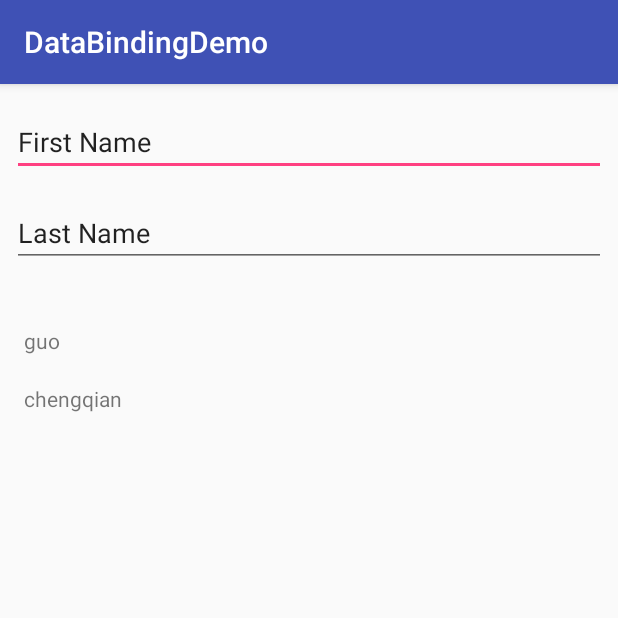
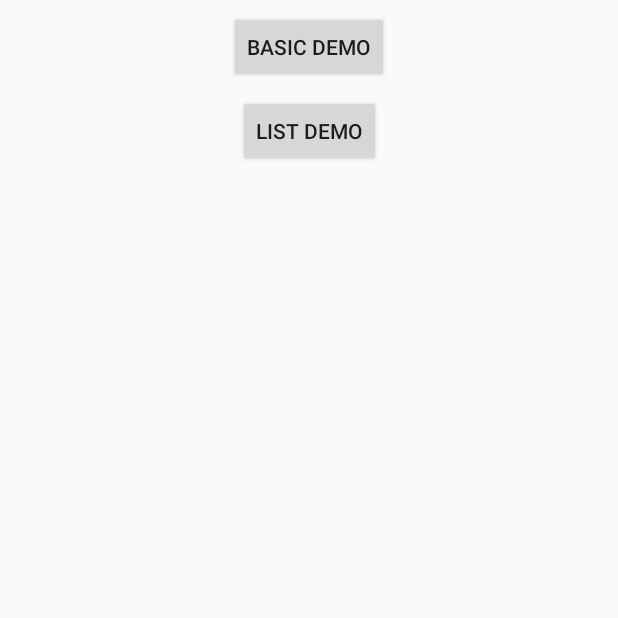
Before and after one commit to sunrongxin7666/DataBindingDemo, an Android app: the screen it shows after launch (MainActivity before the commit, StartActivity after it), on a phone screen of 412 x 824 dp, the top half of it. Run offline under Robolectric (Android 15) with nearby library versions, the phone set to English and light mode, and no system bars.

Commit message:
How to use dataBinding in RecycleView

```diff
--- a/app/build.gradle
+++ b/app/build.gradle
@@ -30,4 +30,5 @@ dependencies {
     compile 'com.android.support:appcompat-v7:25.3.1'
     compile 'com.android.support.constraint:constraint-layout:1.0.2'
     testCompile 'junit:junit:4.12'
+    compile 'com.android.support:recyclerview-v7:25.3.1'
 }
--- a/app/src/main/AndroidManifest.xml
+++ b/app/src/main/AndroidManifest.xml
@@ -10,6 +10,11 @@
         android:supportsRtl="true"
         android:theme="@style/AppTheme">
         <activity android:name=".MainActivity">
+        </activity>
+        <activity android:name=".ListActivity">
+        </activity>
+
+        <activity android:name=".StartActivity">
             <intent-filter>
                 <action android:name="android.intent.action.MAIN"/>
 
--- /dev/null
+++ b/app/src/main/java/com/example/administrator/databindingdemo/StartActivity.java
@@ -0,0 +1,25 @@
+package com.example.administrator.databindingdemo;
+
+import android.app.Activity;
+import android.content.Intent;
+import android.os.Bundle;
+import android.view.View;
+
+public class StartActivity extends Activity {
+
+	@Override
+	protected void onCreate(Bundle savedInstanceState) {
+		super.onCreate(savedInstanceState);
+		setContentView(R.layout.activity_start);
+	}
+
+	public void gotoBasicDemo(View view) {
+		Intent intent = new Intent(this, MainActivity.class);
+		startActivity(intent);
+	}
+
+	public void gotoListDemo(View view) {
+		Intent intent = new Intent(this, ListActivity.class);
+		startActivity(intent);
+	}
+}
--- /dev/null
+++ b/app/src/main/res/layout/activity_start.xml
@@ -0,0 +1,36 @@
+<?xml version="1.0" encoding="utf-8"?>
+<android.support.constraint.ConstraintLayout
+    xmlns:android="http://schemas.android.com/apk/res/android"
+    xmlns:app="http://schemas.android.com/apk/res-auto"
+    xmlns:tools="http://schemas.android.com/tools"
+    android:layout_width="match_parent"
+    android:layout_height="match_parent"
+    tools:context="com.example.administrator.databindingdemo.StartActivity">
+
+    <Button
+        android:id="@+id/button"
+        android:layout_width="wrap_content"
+        android:layout_height="wrap_content"
+        android:layout_marginLeft="8dp"
+        android:layout_marginRight="8dp"
+        android:layout_marginTop="7dp"
+        android:text="Basic Demo"
+        android:onClick="gotoBasicDemo"
+        app:layout_constraintLeft_toLeftOf="parent"
+        app:layout_constraintRight_toRightOf="parent"
+        app:layout_constraintTop_toTopOf="parent"/>
+
+    <Button
+        android:id="@+id/button2"
+        android:layout_width="wrap_content"
+        android:layout_height="wrap_content"
+        android:layout_marginLeft="8dp"
+        android:layout_marginRight="8dp"
+        android:layout_marginTop="8dp"
+        android:text="list Demo"
+        android:onClick="gotoListDemo"
+        app:layout_constraintLeft_toLeftOf="parent"
+        app:layout_constraintRight_toRightOf="parent"
+        app:layout_constraintTop_toBottomOf="@+id/button"
+        app:layout_constraintHorizontal_bias="0.501"/>
+</android.support.constraint.ConstraintLayout>
--- a/app/src/main/res/layout/show_name.xml
+++ b/app/src/main/res/layout/include_show_name.xml
@@ -4,6 +4,7 @@
     xmlns:app="http://schemas.android.com/apk/res-auto"
     xmlns:tools="http://schemas.android.com/tools">
     <data>
+        <import type="android.view.View"/>
         <import type="com.example.administrator.databindingdemo.Student"/>
         <import type="com.example.administrator.databindingdemo.MainActivity.Presenter"/>
         <variable
@@ -12,6 +13,9 @@
         <variable
             name="presenter"
             type="Presenter"/>
+        <variable
+            name="visibility"
+            type="Boolean"/>
     </data>
 
     <android.support.constraint.ConstraintLayout
@@ -45,6 +49,7 @@
             android:layout_marginLeft="8dp"
             android:layout_marginRight="8dp"
             android:layout_marginStart="8dp"
+            android:visibility="@{visibility?View.VISIBLE:View.GONE}"
             android:text="@{student.lastName}"
             android:onClick="@{()-> presenter.onClickListenerBinding(student)}"
             app:layout_constraintHorizontal_bias="0.0"
```
Also changed, not shown: app/src/main/java/com/example/administrator/databindingdemo/BindingViewHolder.java (added, +25 -0 lines), app/src/main/java/com/example/administrator/databindingdemo/ListActivity.java (added, +50 -0 lines), app/src/main/java/com/example/administrator/databindingdemo/MainActivity.java (+8 -1 lines), app/src/main/java/com/example/administrator/databindingdemo/Student.java (+37 -4 lines), app/src/main/java/com/example/administrator/databindingdemo/StudentAdapter.java (added, +109 -0 lines), app/src/main/res/layout/activity_list.xml (added, +38 -0 lines), app/src/main/res/layout/activity_main.xml (+17 -1 lines), app/src/main/res/layout/item_student_man.xml (added, +36 -0 lines), app/src/main/res/layout/item_student_woman.xml (added, +36 -0 lines), app/src/main/res/layout/viewstub.xml (added, +24 -0 lines).
